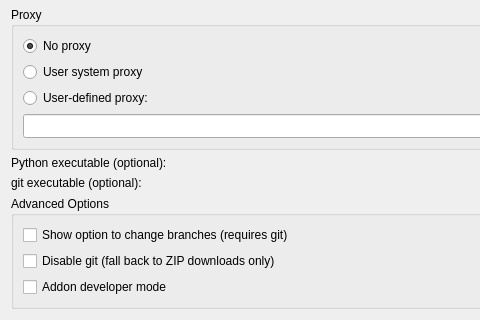
Above: AddonManagerOptions.ui from chennes/AddonManager before the change; both pictures show x 0 to 480 and y 301 to 621 of the 757 by 621 pixel window. Below: the same form after it.
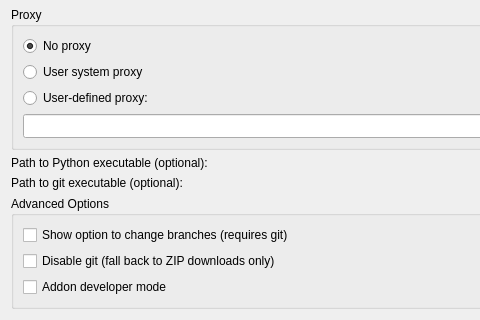
That is the form after the change. Custom widgets are drawn as their Qt base class.

Diff of the .ui file:
```diff
--- a/AddonManagerOptions.ui
+++ b/AddonManagerOptions.ui
@@ -273,7 +273,7 @@
      <item row="0" column="0">
       <widget class="QLabel" name="fclabel">
        <property name="text">
-        <string>Python executable (optional):</string>
+        <string>Path to Python executable (optional):</string>
        </property>
       </widget>
      </item>
@@ -305,7 +305,7 @@
      <item row="1" column="0">
       <widget class="QLabel" name="label_3">
        <property name="text">
-        <string>git executable (optional):</string>
+        <string>Path to git executable (optional):</string>
        </property>
       </widget>
      </item>
```
